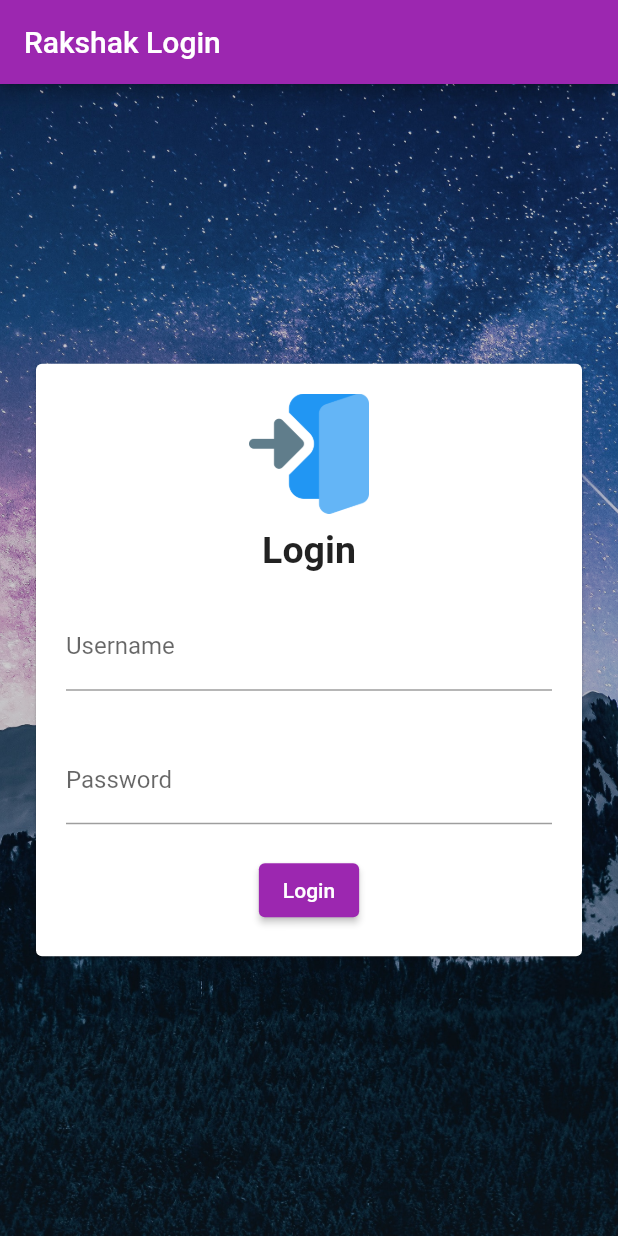
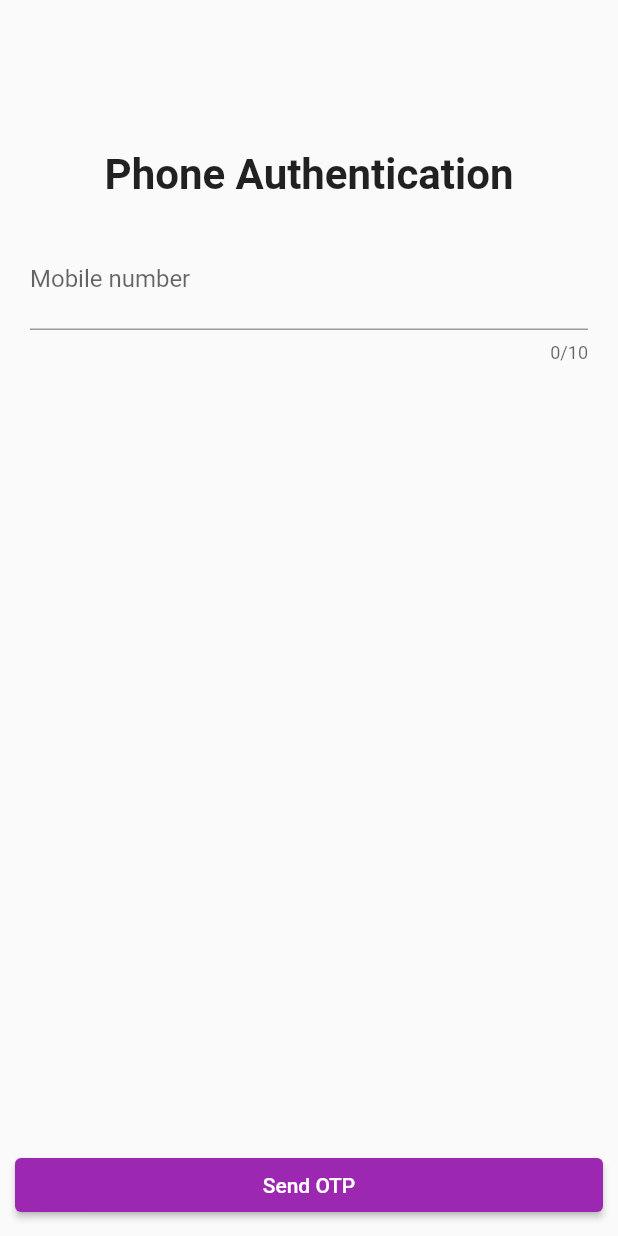
Before and after one commit to Balaji-Ganesh/GatePassApplication_KMIT, a Flutter app: the screen it shows after launch, on a phone screen of 412 x 824 dp. Run offline on Flutter 3.47's test engine with Material 2 defaults, Android fonts, the phone set to English and light mode, and no system bars; our stand-ins replace cloud_firestore, dotted_border, firebase_auth, firebase_core, fluttertoast, pinput and 1 more; missing offline and left inert: mobile_scanner; accounts and stored records are empty.

Commit message:
added mobile number authentication

```diff
--- a/lib/main.dart
+++ b/lib/main.dart
@@ -5,7 +5,7 @@
 import 'package:shared_preferences/shared_preferences.dart';
 // local imports..
 import 'package:rakshak/pages/home_page.dart';
-import 'package:rakshak/pages/login_page.dart';
+import 'package:rakshak/pages/authentication/phone_number_login.dart';
 import 'package:rakshak/utils/constants.dart';
 
 Future main() async {
@@ -24,20 +24,19 @@
 
       //home: HomePage(),
       home: (Constants.sharedPrefs.getBool("isLoggedIn") ?? false) == true
-          ? HomePage(greetings: 'main.dart',)//RakshakTests()
-
-          : LoginPage(),
+          ? HomePage()//RakshakTests()
+          : PhoneNumberLogin(),
       // Depending on the login status.. first screen will be decided.
       theme: ThemeData(
           primarySwatch: Colors
               .purple // Choose a primary color, we'll be getting different shades of it
       ),
-
+      /*
       routes: {
         LoginPage.routeName: (context) => LoginPage(),
         HomePage.routeName: (context) => HomePage(greetings: 'main.dart'),
         // PermissionValidator.routeName: (context) => PermissionValidator(rollNo: rollNo) -- can't pas data this way
-      },
+      },*/
     );
   }
 }
--- /dev/null
+++ b/lib/pages/authentication/phone_number_login.dart
@@ -0,0 +1,80 @@
+import 'package:flutter/material.dart';
+import 'package:rakshak/pages/authentication/otp_entry.dart';
+
+class PhoneNumberLogin extends StatefulWidget {
+  PhoneNumberLogin({Key? key}) : super(key: key);
+
+  @override
+  State<PhoneNumberLogin> createState() => _PhoneNumberLoginState();
+}
+
+class _PhoneNumberLoginState extends State<PhoneNumberLogin> {
+  TextEditingController _mobileNumumberController = TextEditingController();
+  //RegExp regExp = RegExp()
+  @override
+  Widget build(BuildContext context) {
+    return Scaffold(
+      body: Column(
+        mainAxisAlignment: MainAxisAlignment.spaceBetween,
+        children: <Widget>[
+          Column(
+            children: [
+              Container(
+                margin: const EdgeInsets.only(top: 100),
+                child: const Center(
+                  child: Text("Phone Authentication",
+                    style: TextStyle(
+                        fontWeight: FontWeight.bold,
+                        fontSize: 28
+                    ),
+                  ),
+                ),
+              ),
+              Container(
+                padding: const EdgeInsets.all(20),
+                child: TextField(
+
+                  controller: _mobileNumumberController,
+                  decoration: const InputDecoration(
+                    labelText: 'Mobile number',
+                    hintText: "Please enter 10 mobile number",
+                    prefix: Padding(
+                      padding: EdgeInsets.all(4),
+                      child: Text("+91"),
+                    ),
+                  ),
+                  maxLength: 10,
+                  keyboardType: TextInputType.number,
+                ),
+              ),
+            ],
+          ),
+
+          Container(
+              margin: const EdgeInsets.all(10),
+              width: double.infinity,
+              child: ElevatedButton(
+                onPressed: () {
+                  if (_mobileNumumberController.text.length != 10  ) {
+                    // have regex check before proceeding further.. should contain only numbers -- above condition not required
+                    ScaffoldMessenger.of(context).showSnackBar(const SnackBar(
+                        content: Text(
+                            "Please enter 10 digit valid mobile number")));
+                  }
+                  else {
+                    Navigator.of(context).push(MaterialPageRoute(
+                        builder: (context) =>
+                            OTPEntryScreen(
+                                mobileNumber: _mobileNumumberController.text)));
+                  }
+                },
+                child: const Text("Send OTP"),
+
+              )
+          )
+        ],
+      ),
+    );
+  }
+
+}
--- a/lib/pages/login_page.dart
+++ /dev/null
@@ -1,128 +0,0 @@
-import 'package:flutter/material.dart';
-import 'home_page.dart';
-import 'package:rakshak/utils/constants.dart';
-
-class LoginPage extends StatefulWidget {
-  static const routeName = "/login";
-
-  @override
-  State<LoginPage> createState() => _LoginPageState();
-}
-
-class _LoginPageState extends State<LoginPage> {
-  final _formKey = GlobalKey<FormState>();
-  final _usernameController = TextEditingController();
-  final _passwordController = TextEditingController();
-
-  @override
-  Widget build(BuildContext context) {
-    return Scaffold(
-        appBar: AppBar(
-          title: const Text("Rakshak Login"),
-        ),
-        body: Stack(
-          fit: StackFit.expand,
-          children: <Widget>[
-            Image.asset(
-              "images/mountain.jpg",
-              fit: BoxFit.cover,
-              color: Colors.grey.withOpacity(0.5),
-              colorBlendMode: BlendMode.darken,
-            ),
-            Center(
-              child: SingleChildScrollView(
-                child: Padding(
-                  padding: const EdgeInsets.all(20),
-                  child: Center(
-                    child: Card(
-                      child: Padding(
-                        padding: EdgeInsets.all(20),
-                        child: Form(
-                          key: _formKey,
-                          child: Column(
-                              mainAxisAlignment: MainAxisAlignment.center,
-                              children: <Widget>[
-                                Image.asset(
-                                  "images/enter.png",
-                                  height: 80,
-                                  width: 80,
-                                ),
-                                SizedBox(
-                                  height: 10,
-                                ),
-                                Text(
-                                  "Login",
-                                  style: TextStyle(
-                                      fontSize: 25,
-                                      fontWeight: FontWeight.bold),
-                                ),
-                                SizedBox(
-                                  height: 20,
-                                ),
-                                TextFormField(
-                                  controller: _usernameController,
-                                  obscureText: false,
-                                  keyboardType: TextInputType.text,
-                                  decoration: InputDecoration(
-                                      hintText: "Please enter username",
-                                      labelText: "Username"),
-                                  validator: (string) {
-                                    // TODO: Implement validator
-                                    //if ( string != null && string.length > 5 )
-                                    //   return true?;
-                                  },
-                                ),
-                                SizedBox(
-                                  height: 30,
-                                ),
-                                TextFormField(
-                                  controller: _passwordController,
-                                  obscureText: true,
-                                  keyboardType: TextInputType.text,
-                                  decoration: InputDecoration(
-                                      hintText: "Enter password",
-                                      labelText: "Password"),
-                                  validator: (string) {
-                                    // TODO: Implement validator
-                                  },
-                                ),
-                                SizedBox(
-                                  height: 20,
-                                ),
-                                ElevatedButton(
-                                  child: Text("Login"),
-                                  onPressed: () {
-                                    // _formKey.currentState.validate(); // perform validation
-                                    var uname = _usernameController
-                                        .text; // for now assuming it won't be null .. validtion pending..
-                                    var password = _passwordController.text;
-
-                                    if (uname.length > 5) {
-                                      Constants.sharedPrefs.setString(
-                                          "username", _usernameController.text);
-                                      /// REMEMBER: do the next ONLY after successful login -- i.e., successful response from the server
-                                      /// -- at that time, get the username -- few crucial details in shared prefs to show in profile section
-                                      Constants.sharedPrefs.setBool(
-                                          "isLoggedIn",
-                                          true); // set this to true, so to prevent opening this upon first open
-                                      ScaffoldMessenger.of(context)
-                                          .showSnackBar(SnackBar(
-                                          content: Text(
-                                              "Login sucessful. \nWelcome to the application.")));
-                                      Navigator.pushReplacementNamed(
-                                          context, HomePage.routeName, arguments: {"hello"});
-                                    }
-                                  },
-                                ),
-                              ]),
-                        ),
-                      ),
-                    ),
-                  ),
-                ),
-              ),
-            )
-          ],
-        ));
-  }
-}
```
Also changed, not shown: lib/pages/authentication/otp_entry.dart (added, +249 -0 lines), lib/pages/home_page.dart (+3 -4 lines).
